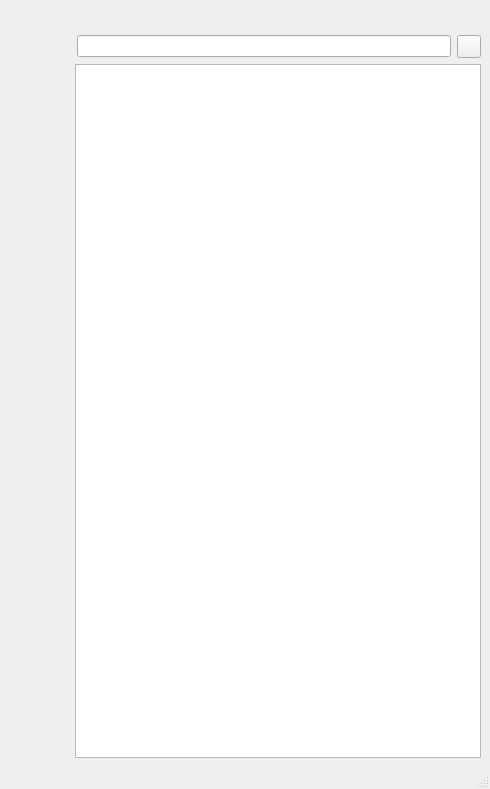
Qt form QQ/Client/index.ui (chenxxh1/mini-chat) before a commit.
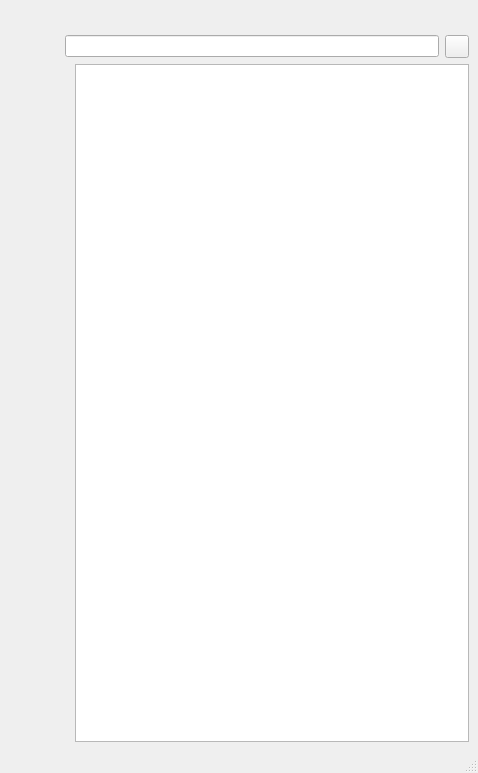
The same form after that commit. Icons and pictures are not drawn.

Patch:
```diff
--- a/QQ/Client/index.ui
+++ b/QQ/Client/index.ui
@@ -6,8 +6,8 @@
    <rect>
     <x>0</x>
     <y>0</y>
-    <width>490</width>
-    <height>789</height>
+    <width>478</width>
+    <height>773</height>
    </rect>
   </property>
   <property name="windowTitle">
```
Left out of the diff: 2 changed lines with no effect on the pictures.
